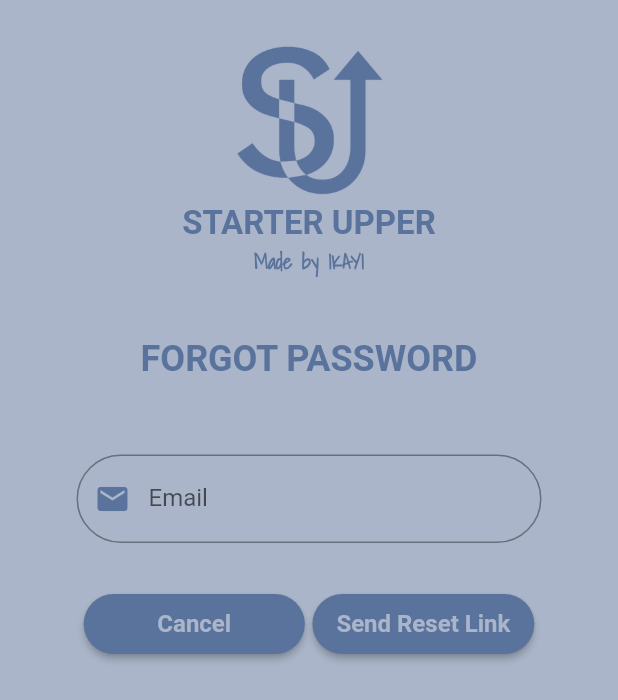
After one commit to noxiouscoder17/StarterUpper, a Flutter app: the screen it shows after launch, after a tap on "Forget password", on a phone screen of 412 x 824 dp. The commit adds this screen. Shown: the top 700 px of the screen. Run offline on Flutter 3.47's test engine with Material 2 defaults, Android fonts, the phone set to English and light mode, and no system bars; our stand-ins replace firebase_auth, firebase_core, google_sign_in, rflutter_alert; accounts and stored records are empty.

Commit message:
Forget Password through email reset link and Sign in with google functionality added

```diff
--- a/Todolist.txt
+++ b/Todolist.txt
@@ -1,6 +1,3 @@
-TODO 3. Complete Login page and register page functionality
-TODO 4. Add functionality to login and register page
-TODO 5. Add forgot password page and add reset with email functionality
 TODO 6. Create user initial company registration and functionality
 TODO 7. Upload the data through code to the Realtime database firebase
 TODO 8. Create Main Page of the App which would display user info and other navigation options
--- /dev/null
+++ b/lib/Screens/forgetpassword.dart
@@ -0,0 +1,181 @@
+import 'package:firebase_auth/firebase_auth.dart';
+import 'package:flutter/material.dart';
+import 'package:flutter/cupertino.dart';
+import 'package:starter_upper/Personalization/appcolors.dart';
+import 'package:starter_upper/Screens/signin_signup.dart';
+import 'package:rflutter_alert/rflutter_alert.dart';
+
+class ForgotPasswordPage extends StatefulWidget {
+  static const String id = 'forgotPasswordPage';
+  @override
+  _ForgotPasswordPageState createState() => _ForgotPasswordPageState();
+}
+
+class _ForgotPasswordPageState extends State<ForgotPasswordPage> {
+  final _formKey = GlobalKey<FormState>();
+  final _auth = FirebaseAuth.instance;
+  String _email = '';
+  @override
+  Widget build(BuildContext context) {
+    return MaterialApp(
+      home: Scaffold(
+        backgroundColor: MyColors().lightLavender,
+        body: SafeArea(
+          child: SingleChildScrollView(
+            child: Column(
+              mainAxisAlignment: MainAxisAlignment.center,
+              children: [
+                SizedBox(
+                  height: 30,
+                ),
+                Image(
+                  image: AssetImage('images/logoshort.jpeg'),
+                  width: 100.0,
+                  height: 100.0,
+                ), //Logo
+                Text(
+                  'STARTER UPPER',
+                  textAlign: TextAlign.center,
+                  style: TextStyle(
+                      height: 1.5,
+                      fontSize: 22.0,
+                      fontWeight: FontWeight.bold,
+                      color: MyColors().darkLavender),
+                ), //ProductName
+                Text(
+                  'Made by IKAYI',
+                  textAlign: TextAlign.center,
+                  style: TextStyle(
+                      fontSize: 14,
+                      fontWeight: FontWeight.bold,
+                      fontFamily: 'ShadowsIntoLight',
+                      color: MyColors().darkLavender),
+                ), //Company Name
+                SizedBox(
+                  height: 40,
+                ),
+                Text(
+                  'FORGOT PASSWORD',
+                  style: TextStyle(
+                      fontSize: 24,
+                      fontWeight: FontWeight.bold,
+                      color: MyColors().darkLavender),
+                ),
+                SizedBox(height: 50),
+                Form(
+                  key: _formKey,
+                  child: Column(
+                    children: [
+                      Container(
+                        width: 310,
+                        child: TextFormField(
+                          onSaved: (emailValue) {
+                            _email = emailValue;
+                          },
+                          maxLines: 1,
+                          textDirection: TextDirection.ltr,
+                          decoration: InputDecoration(
+                            border: OutlineInputBorder(
+                              borderRadius: BorderRadius.circular(70.0),
+                              borderSide: BorderSide(
+                                color: Color.fromARGB(255, 90, 115, 156),
+                              ),
+                            ),
+                            labelText: 'Email',
+                            prefixIcon: Icon(
+                              Icons.email,
+                              color: Color.fromARGB(255, 90, 115, 156),
+                            ),
+                          ),
+                        ),
+                      ),
+                      SizedBox(height: 30),
+                      Row(
+                        mainAxisAlignment: MainAxisAlignment.center,
+                        children: [
+                          ElevatedButton(
+                            onPressed: () {
+                              setState(() {
+                                Navigator.pop(context);
+                              });
+                            },
+                            child: Text(
+                              'Cancel',
+                              style: TextStyle(
+                                fontSize: 16,
+                                fontWeight: FontWeight.bold,
+                              ),
+                            ),
+                            style: ElevatedButton.styleFrom(
+                                shape: StadiumBorder(),
+                                minimumSize: Size(147.5, 40),
+                                primary: MyColors().darkLavender,
+                                onPrimary: MyColors().lightLavender),
+                          ),
+                          SizedBox(
+                            width: 5,
+                          ),
+                          ElevatedButton(
+                            onPressed: () async {
+                              _formKey.currentState.save();
+                              await _validateResetEmail();
+                            },
+                            child: Text(
+                              'Send Reset Link',
+                              style: TextStyle(
+                                fontSize: 16,
+                                fontWeight: FontWeight.bold,
+                              ),
+                            ),
+                            style: ElevatedButton.styleFrom(
+                                shape: StadiumBorder(),
+                                minimumSize: Size(147.5, 40),
+                                primary: MyColors().darkLavender,
+                                onPrimary: MyColors().lightLavender),
+                          ),
+                        ],
+                      ),
+                    ],
+                  ),
+                )
+              ],
+            ),
+          ),
+        ),
+      ),
+    );
+  }
+
+  void _validateResetEmail() {
+    setState(() async {
+      try {
+        await _auth.sendPasswordResetEmail(email: _email);
+        Alert(
+            context: context,
+            title: "Email Sent",
+            desc: "Password reset link sent to the email",
+            buttons: [
+              DialogButton(
+                child: Text('Okay'),
+                onPressed: () {
+                  Navigator.pop(context);
+                  Navigator.pop(context);
+                },
+                color: MyColors().darkLavender,
+              )
+            ]).show();
+      } catch (e) {
+        Alert(context: context, title: e.code, desc: e.message, buttons: [
+          DialogButton(
+            child: Text('Okay'),
+            onPressed: () {
+              Navigator.pop(context);
+            },
+            color: MyColors().darkLavender,
+          )
+        ]).show();
+        print('Error Code: ${e.code}');
+      }
+    });
+  }
+}
--- a/lib/main.dart
+++ b/lib/main.dart
@@ -3,6 +3,7 @@ import 'package:flutter/cupertino.dart';
 import 'package:flutter/material.dart';
 import 'package:starter_upper/Screens/signin_signup.dart';
 import 'package:starter_upper/Screens/homepage.dart';
+import 'package:starter_upper/Screens/forgetpassword.dart';
 
 void main() async {
   WidgetsFlutterBinding.ensureInitialized();
@@ -26,6 +27,7 @@ class _StarterUpperState extends State<StarterUpper> {
       routes: {
         SigninPage.id: (context) => SigninPage(),
         HomePage.id: (context) => HomePage(),
+        ForgotPasswordPage.id: (context) => ForgotPasswordPage(),
       },
       //Navigator.pushNamed(context, RegisterPage.id); to navigate through pages
     );
--- a/pubspec.yaml
+++ b/pubspec.yaml
@@ -26,6 +26,7 @@ dependencies:
   firebase_auth: ^0.20.0+1
   firebase_core: ^0.7.0
   rflutter_alert: ^2.0.2
+  google_sign_in: "^4.5.1"
 
 
 
```
Also changed, not shown: lib/Screens/signin_signup.dart (+30 -3 lines), pubspec.lock.
